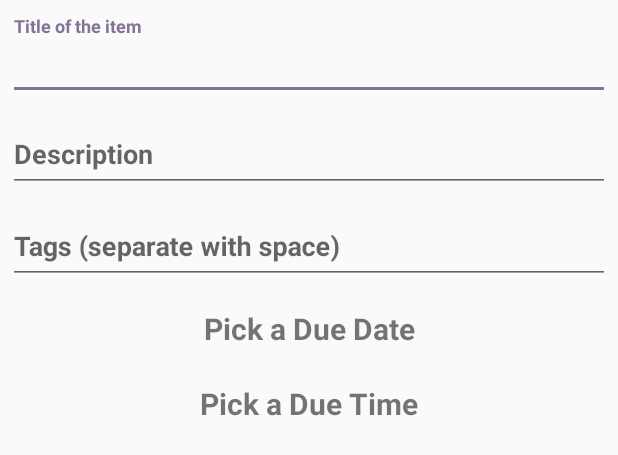
After one commit to tiaralaaa/D121181022-Todo-List-App-with-MVVM-Room-LiveData, an Android app: the layout activity_add_edit_todo_item.xml on its own in the app's theme, with its tools: preview values and no code run, on a phone screen of 412 x 824 dp. The commit adds this screen. Shown: the top 455 px of the screen. Run offline under Robolectric (Android 15) with nearby library versions, the phone set to English and light mode, and no system bars.

Commit message:
Implement CRUD and Add Due Date

```diff
--- a/app/src/main/java/id/ac/unhas/todolistapptiara/data/database/TodoItem.kt
+++ b/app/src/main/java/id/ac/unhas/todolistapptiara/data/database/TodoItem.kt
@@ -11,7 +11,8 @@ import kotlinx.android.parcel.Parcelize
 data class TodoItem(
     @PrimaryKey(autoGenerate = true) val id: Long?,
     @ColumnInfo(name = "title") val title: String,
-    @ColumnInfo(name = "note") val note: String?,
+    @ColumnInfo(name = "description") val description: String?,
+    @ColumnInfo(name = "tags") val tags: String?,
     @ColumnInfo(name = "due") val dueTime: Long?,
     @ColumnInfo(name = "completed") var completed: Boolean
 ): Parcelable
--- /dev/null
+++ b/app/src/main/res/layout/activity_add_edit_todo_item.xml
@@ -0,0 +1,95 @@
+<?xml version="1.0" encoding="utf-8"?>
+<androidx.coordinatorlayout.widget.CoordinatorLayout
+    xmlns:android="http://schemas.android.com/apk/res/android"
+    android:layout_width="match_parent"
+    android:layout_height="match_parent">
+
+    <RelativeLayout
+        android:layout_width="match_parent"
+        android:layout_height="match_parent"
+        android:orientation="vertical"
+        android:padding="5dp">
+
+        <com.google.android.material.textfield.TextInputLayout
+            android:id="@+id/til_todo_title"
+            android:layout_width="match_parent"
+            android:layout_height="wrap_content"
+            android:layout_marginTop="5dp">
+
+            <EditText
+                android:id="@+id/et_todo_title"
+                android:layout_width="match_parent"
+                android:layout_height="wrap_content"
+                android:gravity="start"
+                android:hint="@string/enter_title"
+                android:singleLine="true"
+                android:textStyle="bold" />
+
+        </com.google.android.material.textfield.TextInputLayout>
+
+
+        <com.google.android.material.textfield.TextInputLayout
+            android:id="@+id/til_todo_description"
+            android:layout_width="match_parent"
+            android:layout_height="wrap_content"
+            android:layout_below="@id/til_todo_title"
+            android:layout_marginTop="5dp">
+
+            <EditText
+                android:id="@+id/et_todo_description"
+                android:layout_width="match_parent"
+                android:layout_height="wrap_content"
+                android:gravity="start"
+                android:hint="@string/description"
+                android:inputType="textMultiLine"
+                android:singleLine="true"
+                android:textStyle="bold" />
+
+        </com.google.android.material.textfield.TextInputLayout>
+
+        <com.google.android.material.textfield.TextInputLayout
+            android:id="@+id/til_todo_tags"
+            android:layout_width="match_parent"
+            android:layout_height="wrap_content"
+            android:layout_below="@id/til_todo_description"
+            android:layout_marginTop="5dp">
+
+            <EditText
+                android:id="@+id/et_todo_tags"
+                android:layout_width="match_parent"
+                android:layout_height="wrap_content"
+                android:gravity="start"
+                android:hint="@string/tags"
+                android:singleLine="true"
+                android:textStyle="bold" />
+
+        </com.google.android.material.textfield.TextInputLayout>
+
+        <TextView
+            android:id="@+id/tv_todo_due_date"
+            android:layout_width="match_parent"
+            android:layout_height="40dp"
+            android:textStyle="bold"
+            android:fontFamily="sans-serif"
+            android:textSize="20sp"
+            android:gravity="center"
+            android:text="@string/pick_a_due_date"
+            android:layout_below="@id/til_todo_tags"
+            android:layout_marginTop="10dp"/>
+
+
+        <TextView
+            android:id="@+id/tv_todo_due_time"
+            android:layout_width="match_parent"
+            android:layout_height="40dp"
+            android:textStyle="bold"
+            android:fontFamily="sans-serif"
+            android:textSize="20sp"
+            android:gravity="center"
+            android:text="@string/pick_a_due_time"
+            android:layout_below="@id/tv_todo_due_date"
+            android:layout_marginTop="10dp"/>
+
+    </RelativeLayout>
+
+</androidx.coordinatorlayout.widget.CoordinatorLayout>
--- a/app/src/main/res/values/strings.xml
+++ b/app/src/main/res/values/strings.xml
@@ -1,3 +1,21 @@
 <resources>
     <string name="app_name">ToDoListAppTiara</string>
+
+    <string name="enter_title">Title of the item</string>
+    <string name="description">Description</string>
+    <string name="due_date">Due Date</string>
+    <string name="tags">Tags (separate with space)</string>
+    <string name="search">Search…</string>
+    <string name="due_time">Due Time</string>
+    <string name="pick_a_due_date">Pick a Due Date</string>
+    <string name="pick_a_due_time">Pick a Due Time</string>
+    <string name="create_items">Create Items</string>
+
+    <string name="no_due_is_set">No due date is set</string>
+
+    <string name="due_date_minute_less_than_ten">%1$s %2$d %3$d %4$d:0%5$d</string>
+    <string name="due_date_minute_greater_than_ten">%1$s %2$d %3$d %4$d:%5$d</string>
+
+    <string name="create_item">Create Item</string>
+    <string name="edit_item">Edit Item</string>
 </resources>
```
Also changed, not shown: app/src/main/java/id/ac/unhas/todolistapptiara/AddEditTodoItemActivity.kt (added, +226 -0 lines), app/src/main/java/id/ac/unhas/todolistapptiara/utilities/Constants.kt (added, +8 -0 lines), app/src/main/java/id/ac/unhas/todolistapptiara/utilities/Converters.kt (added, +87 -0 lines), app/src/main/res/menu/menu_add_edit_activity.xml (added, +10 -0 lines).
